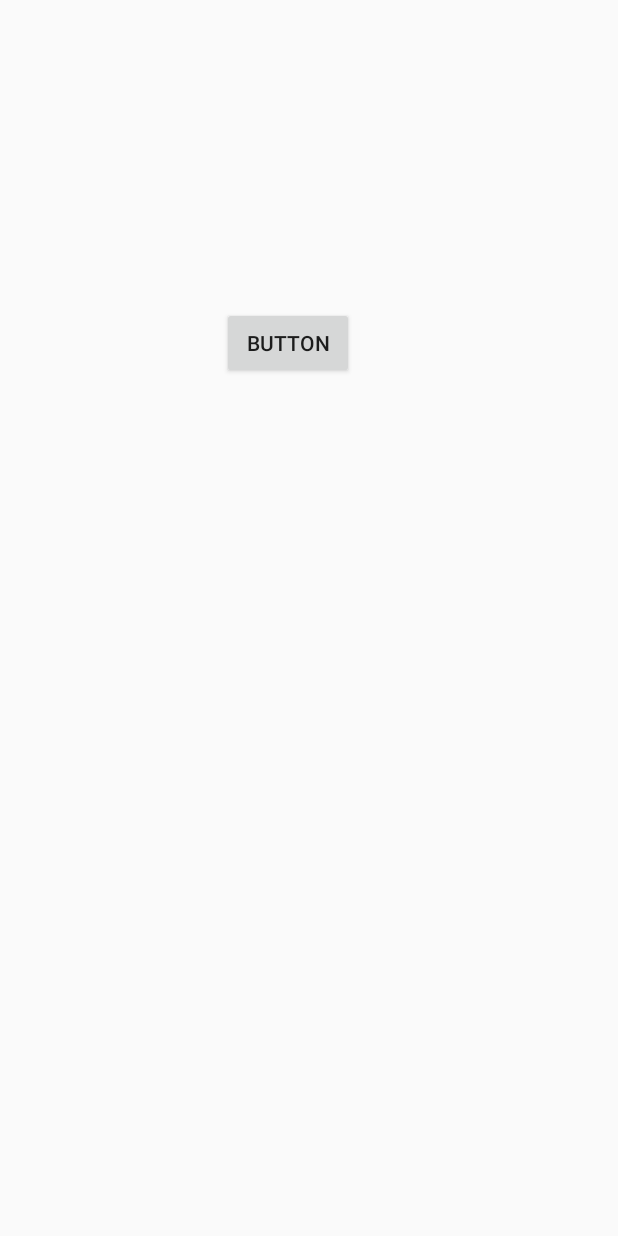
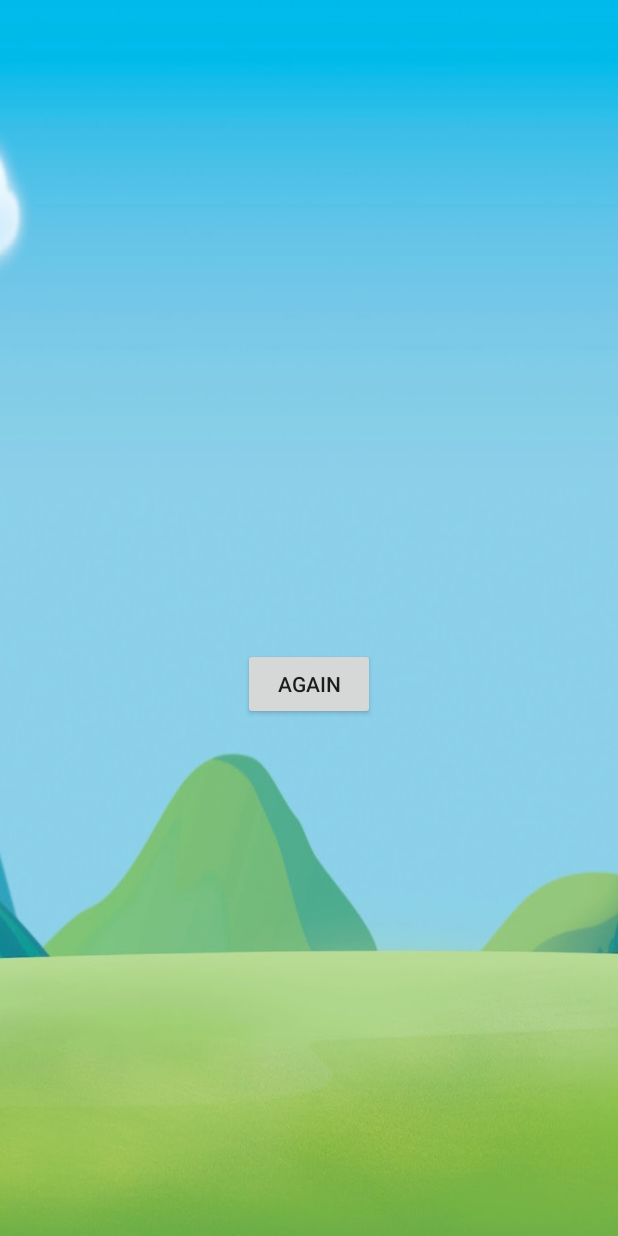
Before and after one commit to khoita2210/Paw-Patrol-Game-Android, an Android app: the ResultActivity screen opened directly, with no data from a screen before it, on a phone screen of 412 x 824 dp. Run offline under Robolectric (Android 15) with nearby library versions, the phone set to English and light mode, and no system bars; Roboto replaces fonts that are not available here.

Commit message:
Update the background for the finishing view

```diff
--- a/CW/app/src/main/res/layout/result_layer.xml
+++ b/CW/app/src/main/res/layout/result_layer.xml
@@ -4,22 +4,21 @@
     xmlns:tools="http://schemas.android.com/tools"
     android:layout_width="match_parent"
     android:layout_height="match_parent"
+    android:background="@drawable/towerbackground1"
     tools:context=".ResultActivity">
 
     <Button
         android:id="@+id/backtoplay"
         android:layout_width="wrap_content"
         android:layout_height="wrap_content"
-        android:layout_marginStart="147dp"
-        android:layout_marginTop="227dp"
-        android:layout_marginEnd="176dp"
-        android:layout_marginBottom="571dp"
+        android:layout_marginStart="161dp"
+        android:layout_marginTop="443dp"
+        android:layout_marginEnd="162dp"
+        android:layout_marginBottom="355dp"
         android:onClick="switchToPlay"
-        android:text="Button"
+        android:text="Again"
         app:layout_constraintBottom_toBottomOf="parent"
         app:layout_constraintEnd_toEndOf="parent"
-        app:layout_constraintHorizontal_bias="1.0"
         app:layout_constraintStart_toStartOf="parent"
-        app:layout_constraintTop_toTopOf="parent"
-        app:layout_constraintVertical_bias="1.0" />
+        app:layout_constraintTop_toTopOf="parent" />
 </androidx.constraintlayout.widget.ConstraintLayout>
```
